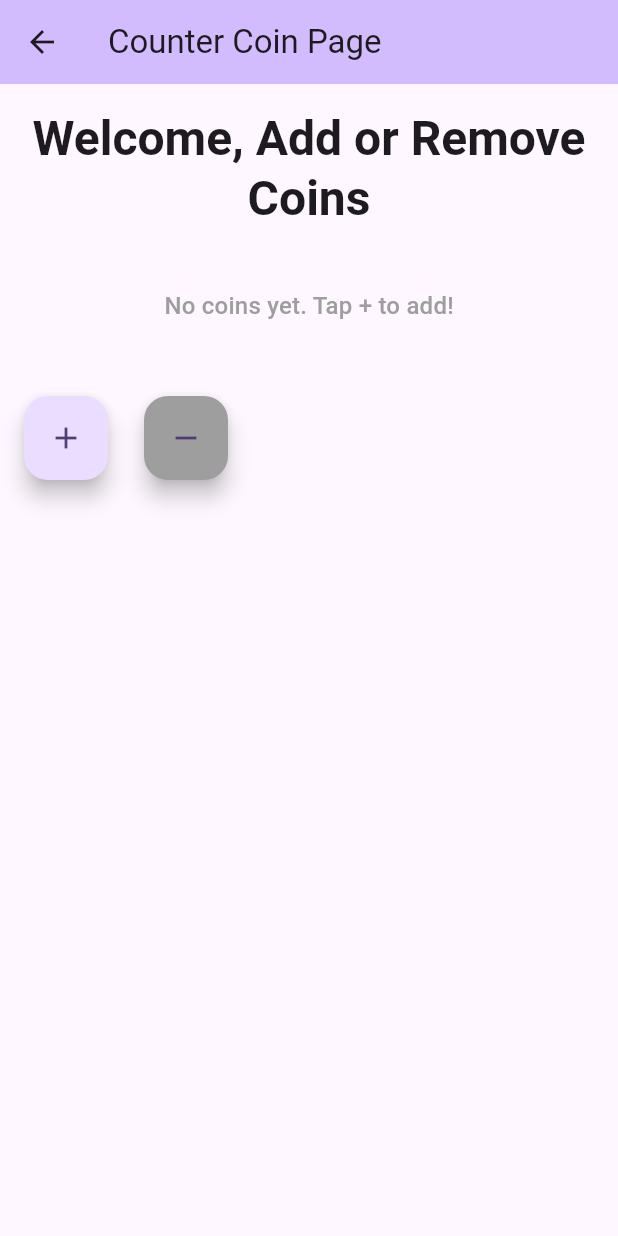
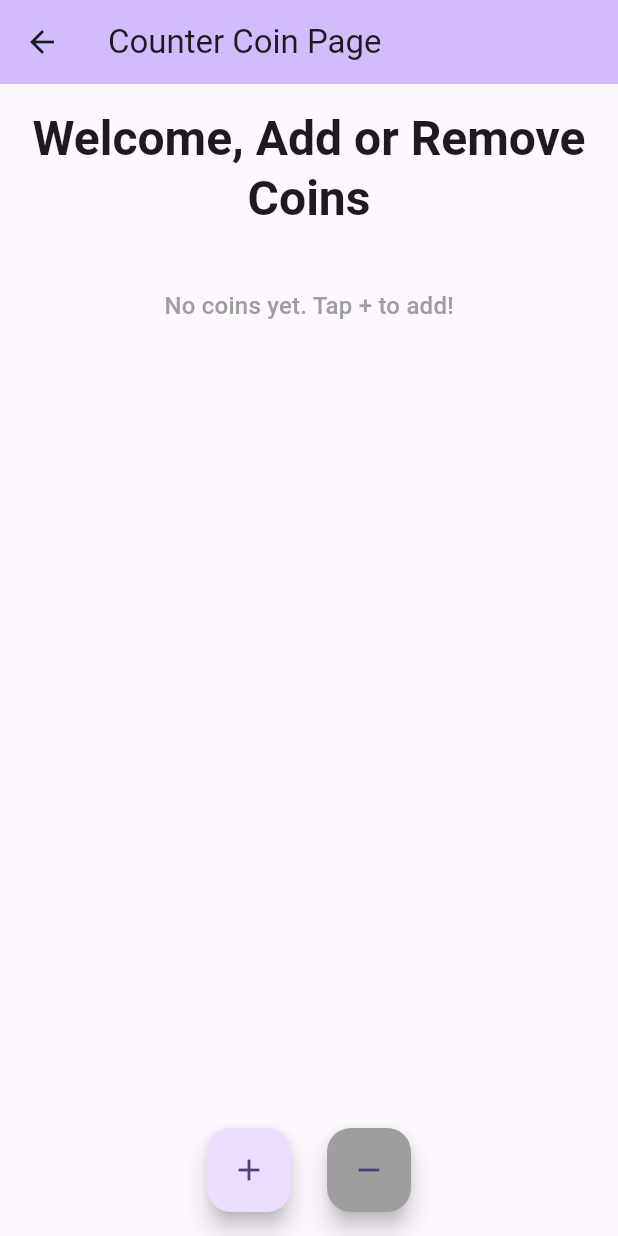
Before and after one commit to LeoDoesCode17/responsive-widgets, a Flutter app: the CounterCoinPage screen opened by its route, on a phone screen of 412 x 824 dp. Run offline on Flutter 3.47's test engine with Material 3 defaults, Android fonts, the phone set to English and light mode, and no system bars.

Commit message:
feat: resolve unbouded error and adjust floating action button layout

```diff
--- a/lib/pages/stateful_widget_pages.dart
+++ b/lib/pages/stateful_widget_pages.dart
@@ -9,7 +9,7 @@ class CounterCoinPage extends StatefulWidget {
 
 class _CounterCoinPageState extends State<CounterCoinPage> {
   int _coins = 0;
-  static const double _coinWidth = 120;
+  static const double _coinWidth = 160;
   static const double _coinHeight = 160;
 
   void _incrementCoin() => setState(() => _coins++);
@@ -38,6 +38,7 @@ class _CounterCoinPageState extends State<CounterCoinPage> {
           fit: BoxFit.cover,
           width: _coinWidth,
           height: _coinHeight,
+          scale: 0.1,
         ),
       ),
     );
@@ -50,11 +51,31 @@ class _CounterCoinPageState extends State<CounterCoinPage> {
         backgroundColor: Theme.of(context).colorScheme.inversePrimary,
         title: Text('Counter Coin Page'),
       ),
+      floatingActionButtonLocation: FloatingActionButtonLocation.centerFloat,
+      floatingActionButton: Row(
+        mainAxisAlignment: MainAxisAlignment.center,
+        children: [
+          FloatingActionButton(
+            onPressed: _incrementCoin,
+            tooltip: 'Increment',
+            child: const Icon(Icons.add),
+          ),
+          SizedBox(width: 24),
+          FloatingActionButton(
+            onPressed: _coins > 0 ? _decrementCoin : null,
+            tooltip: 'Decrement',
+            backgroundColor: _coins > 0
+                ? Theme.of(context).colorScheme.primary
+                : Colors.grey,
+            child: const Icon(Icons.remove),
+          ),
+        ],
+      ),
       body: SingleChildScrollView(
         child: Padding(
           padding: EdgeInsets.all(16),
           child: Column(
-            crossAxisAlignment: CrossAxisAlignment.center,
+            mainAxisAlignment: MainAxisAlignment.center,
             children: [
               Text(
                 'Welcome, Add or Remove Coins',
@@ -64,27 +85,8 @@ class _CounterCoinPageState extends State<CounterCoinPage> {
                 textAlign: TextAlign.center,
               ),
               SizedBox(height: 8),
-              Expanded(child: SingleChildScrollView(child: _buildCoinList())),
+              _buildCoinList(),
               SizedBox(height: 16),
-              Row(
-                crossAxisAlignment: CrossAxisAlignment.center,
-                children: [
-                  FloatingActionButton(
-                    onPressed: _incrementCoin,
-                    tooltip: 'Increment',
-                    child: const Icon(Icons.add),
-                  ),
-                  SizedBox(width: 24),
-                  FloatingActionButton(
-                    onPressed: _coins > 0 ? _decrementCoin : null,
-                    tooltip: 'Decrement',
-                    backgroundColor: _coins > 0
-                        ? Theme.of(context).colorScheme.primary
-                        : Colors.grey,
-                    child: const Icon(Icons.remove),
-                  ),
-                ],
-              ),
             ],
           ),
         ),
```
